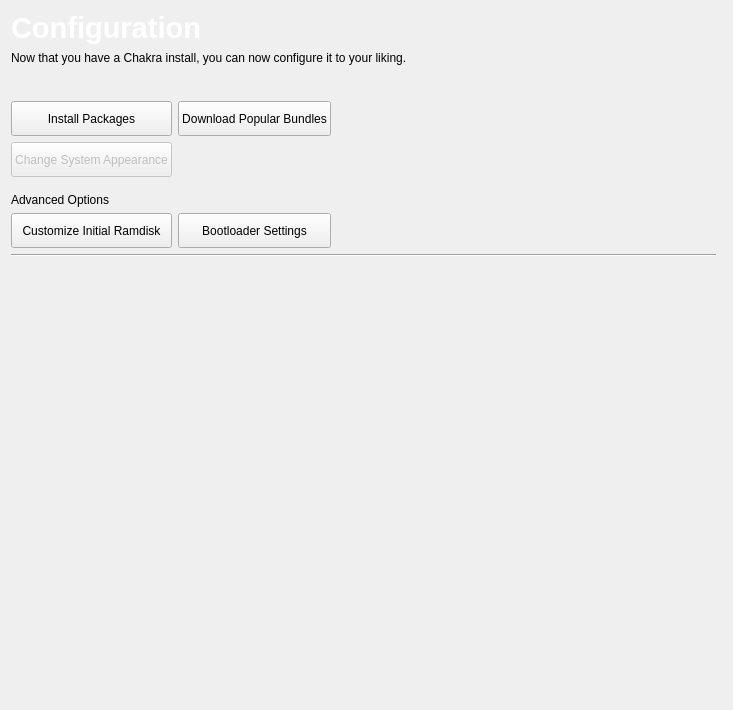
Old version of the form ui/pages/config.ui in the repository Inkane/Tribe.
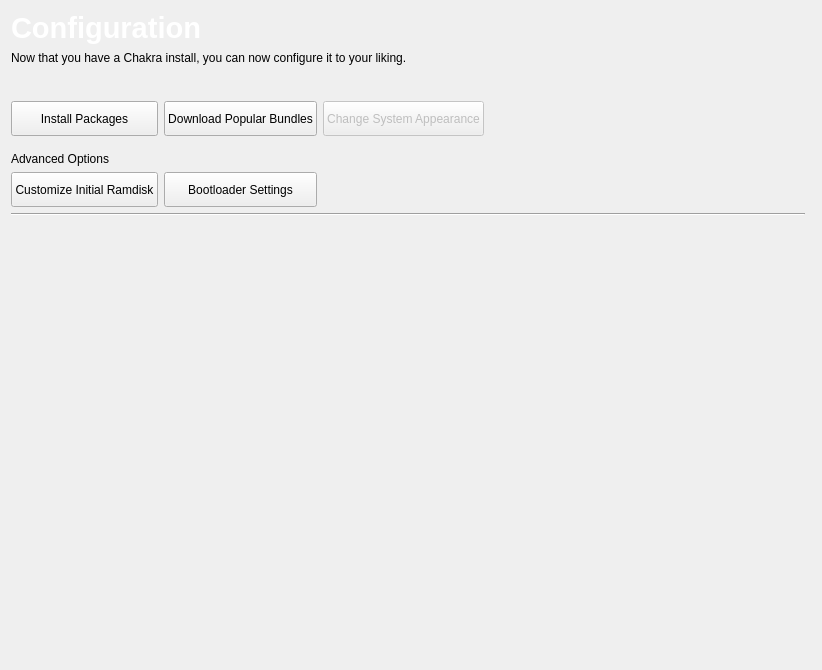
New version of the form. Custom widgets are drawn as their Qt base class.

Commit message: config page ui changes - need to test this on smaller screens than mine;

```diff
--- a/ui/pages/config.ui
+++ b/ui/pages/config.ui
@@ -6,8 +6,8 @@
    <rect>
     <x>0</x>
     <y>0</y>
-    <width>723</width>
-    <height>709</height>
+    <width>822</width>
+    <height>670</height>
    </rect>
   </property>
   <property name="windowTitle">
@@ -126,7 +126,7 @@
        </property>
       </widget>
      </item>
-     <item row="0" column="2">
+     <item row="0" column="3">
       <spacer name="horizontalSpacer_2">
        <property name="orientation">
         <enum>Qt::Horizontal</enum>
@@ -139,31 +139,6 @@
        </property>
       </spacer>
      </item>
-     <item row="1" column="0">
-      <widget class="QPushButton" name="changeAppearanceButton">
-       <property name="enabled">
-        <bool>false</bool>
-       </property>
-       <property name="minimumSize">
-        <size>
-         <width>0</width>
-         <height>35</height>
-        </size>
-       </property>
-       <property name="maximumSize">
-        <size>
-         <width>16777215</width>
-         <height>35</height>
-        </size>
-       </property>
-       <property name="text">
-        <string>Change System Appearance</string>
-       </property>
-       <property name="checkable">
-        <bool>true</bool>
-       </property>
-      </widget>
-     </item>
      <item row="4" column="0">
       <widget class="QPushButton" name="initRamDiskButton">
        <property name="sizePolicy">
@@ -192,14 +167,14 @@
        </property>
       </widget>
      </item>
-     <item row="3" column="0" colspan="3">
+     <item row="3" column="0" colspan="4">
       <widget class="QLabel" name="label_3">
        <property name="text">
         <string>Advanced Options</string>
        </property>
       </widget>
      </item>
-     <item row="2" column="0" colspan="3">
+     <item row="2" column="0" colspan="4">
       <spacer name="verticalSpacer_6">
        <property name="orientation">
         <enum>Qt::Vertical</enum>
@@ -231,6 +206,31 @@
        </property>
       </widget>
      </item>
+     <item row="0" column="2">
+      <widget class="QPushButton" name="changeAppearanceButton">
+       <property name="enabled">
+        <bool>false</bool>
+       </property>
+       <property name="minimumSize">
+        <size>
+         <width>0</width>
+         <height>35</height>
+        </size>
+       </property>
+       <property name="maximumSize">
+        <size>
+         <width>16777215</width>
+         <height>35</height>
+        </size>
+       </property>
+       <property name="text">
+        <string>Change System Appearance</string>
+       </property>
+       <property name="checkable">
+        <bool>true</bool>
+       </property>
+      </widget>
+     </item>
     </layout>
    </item>
    <item row="7" column="0">
```
The commit also changes 1 other file.
